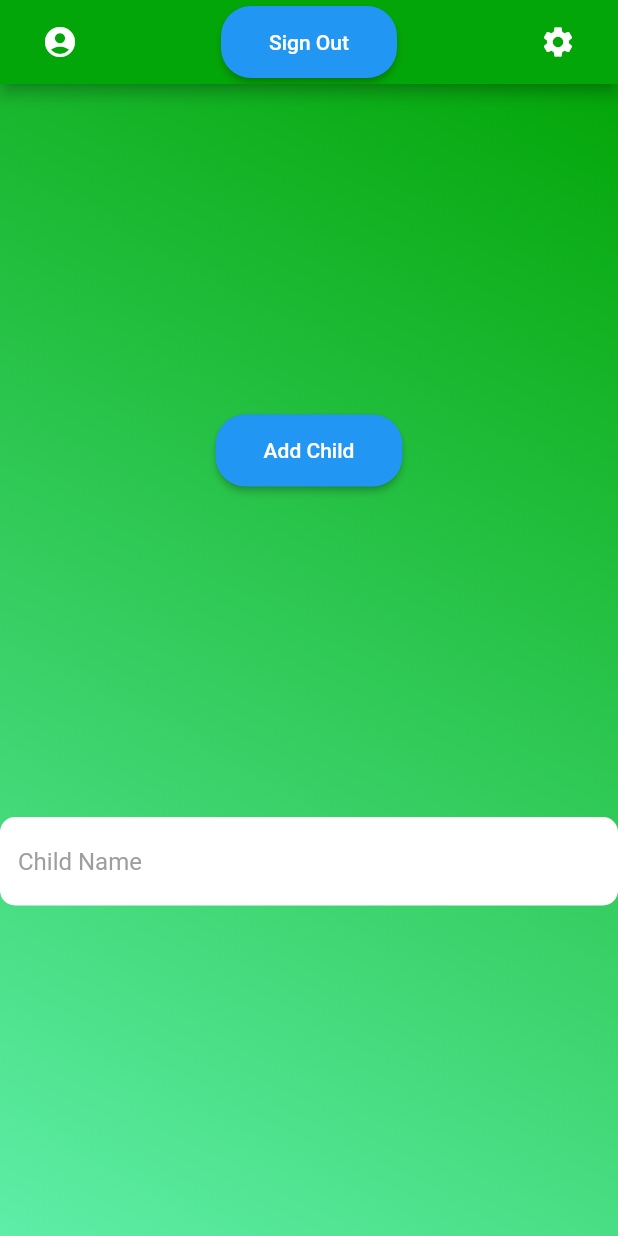
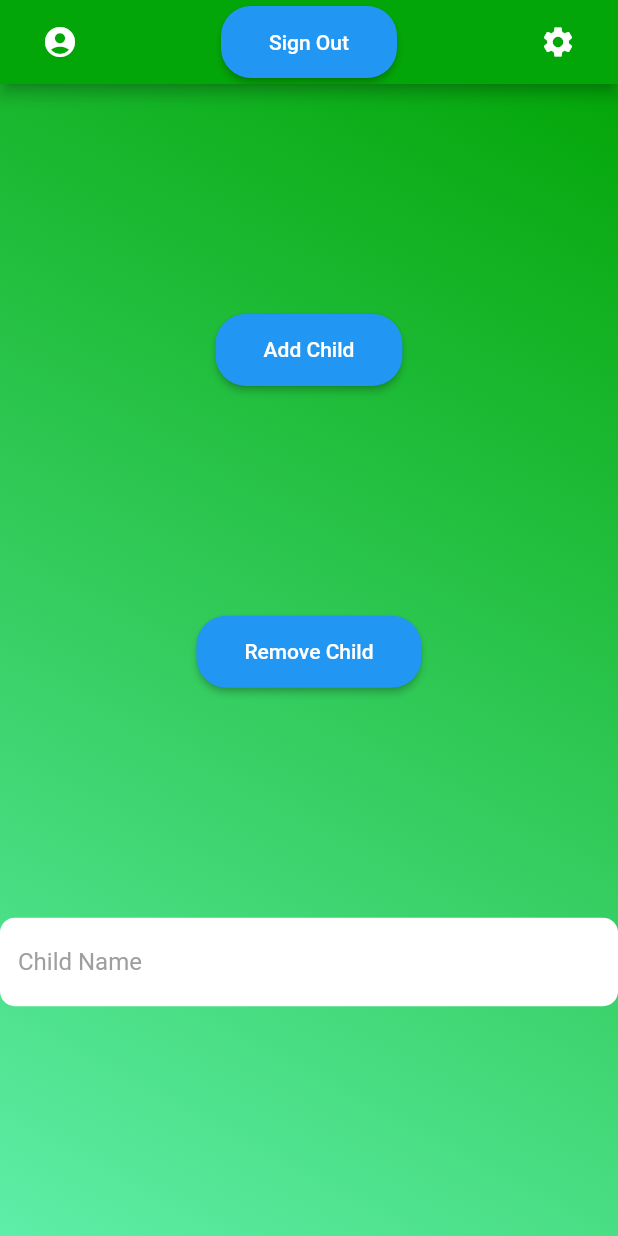
Before and after one commit to JeffreyAguilar/financial_app_proj, a Flutter app: the screen it shows once a user with an empty profile is signed in, after a tap on "Add Child", on a phone screen of 412 x 824 dp. Run offline on Flutter 3.47's test engine with Material 2 defaults, Android fonts, the phone set to English and light mode, and no system bars; our stand-ins replace cloud_firestore, firebase_analytics, firebase_auth, firebase_core; accounts and stored records are empty.

Commit message:
remove button

```diff
--- a/financial_app/lib/ui/home_page.dart
+++ b/financial_app/lib/ui/home_page.dart
@@ -37,6 +37,15 @@ class _HomePageState extends State<HomePage> {
     debugPrint('i am ' + childid);
     await FirebaseFirestore.instance.collection('users').doc(id).update({
       'children': FieldValue.arrayUnion([childid])
+    });
+  }
+
+  Future removeChild(
+    String childid,
+  ) async {
+    debugPrint('i am ' + childid);
+    await FirebaseFirestore.instance.collection('users').doc(id).update({
+      'children': FieldValue.arrayRemove([childid])
     });
   }
 
@@ -107,6 +116,21 @@ class _HomePageState extends State<HomePage> {
                   onPressed: () {
                     setInfo();
                     addChild(_firstNameController.text.trim());
+                    debugPrint('i am ' + children[0].toString());
+                  },
+                  style: ElevatedButton.styleFrom(
+                    padding: const EdgeInsets.symmetric(
+                        horizontal: 32, vertical: 16),
+                    shape: RoundedRectangleBorder(
+                      borderRadius: BorderRadius.circular(20),
+                    ),
+                  ),
+                  child: const Text('Add Child'),
+                ),
+                ElevatedButton(
+                  onPressed: () {
+                    setInfo();
+                    removeChild(_firstNameController.text.trim());
                     debugPrint('i am ' + children[1].toString());
                   },
                   style: ElevatedButton.styleFrom(
@@ -116,7 +140,7 @@ class _HomePageState extends State<HomePage> {
                       borderRadius: BorderRadius.circular(20),
                     ),
                   ),
-                  child: const Text('Add Child'),
+                  child: const Text('Remove Child'),
                 ),
                 TextField(
                   controller: _firstNameController,
```
